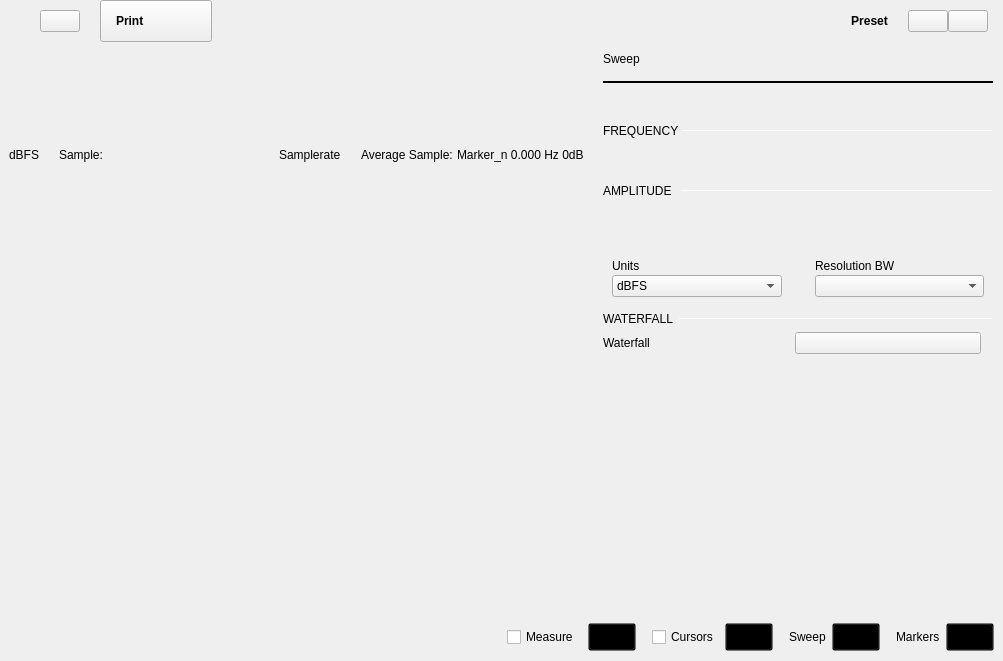
Old version of the form plugins/m2k/ui/spectrum_analyzer.ui in the repository analogdevicesinc/scopy.
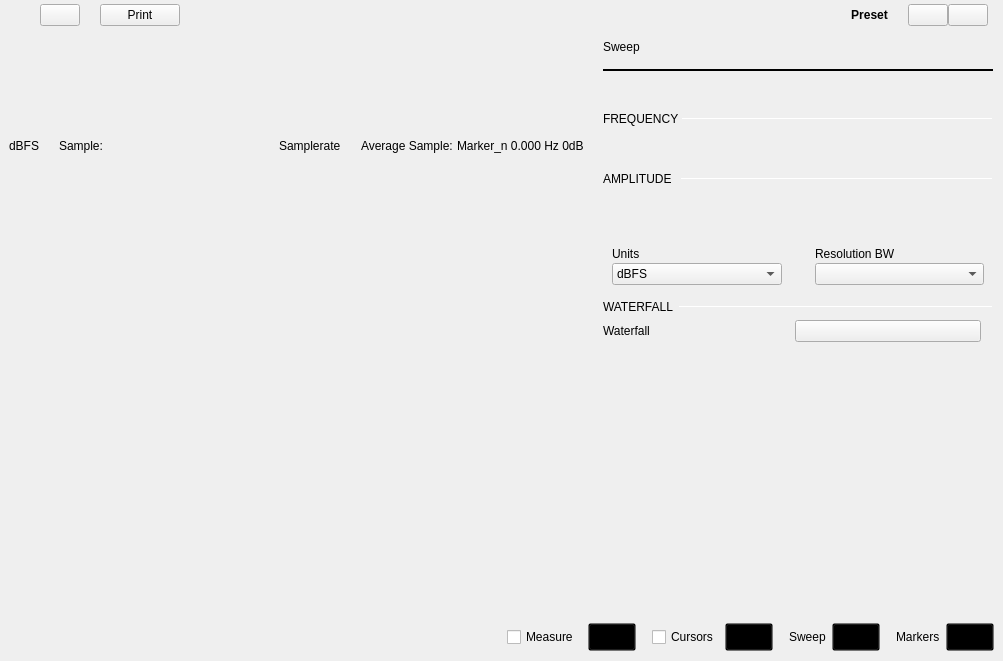
New version of the form. Icons and pictures are not drawn. Custom widgets are drawn as their Qt base class.

Commit message: m2k: change instrument top button style

What changed in the file:
```diff
--- a/plugins/m2k/ui/spectrum_analyzer.ui
+++ b/plugins/m2k/ui/spectrum_analyzer.ui
@@ -95,17 +95,6 @@
           <property name="layoutDirection">
            <enum>Qt::RightToLeft</enum>
           </property>
-          <property name="styleSheet">
-           <string notr="true">QPushButton{
-  width: 80px;
-  height: 40px;
-
-  text-align: left;
-  font-weight: bold;
-  padding-left: 15px;
-  padding-right: 15px;
-}</string>
-          </property>
           <property name="text">
            <string>Print</string>
           </property>
```
Left out of the diff: 4 changed lines with no effect on the pictures. The commit also changes 16 other files.
